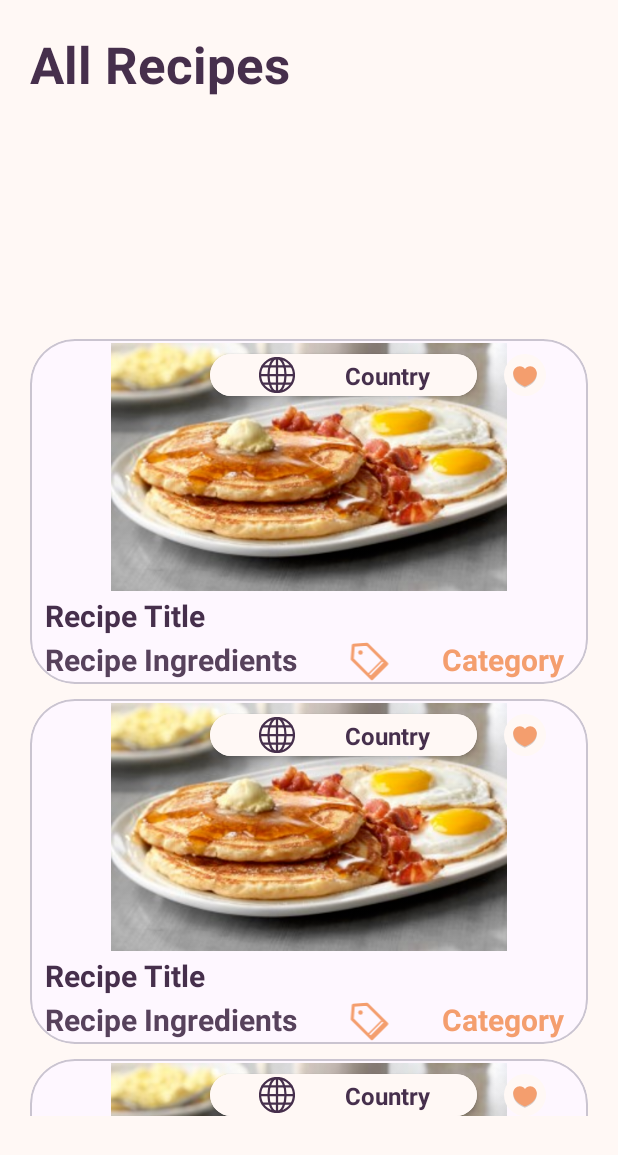
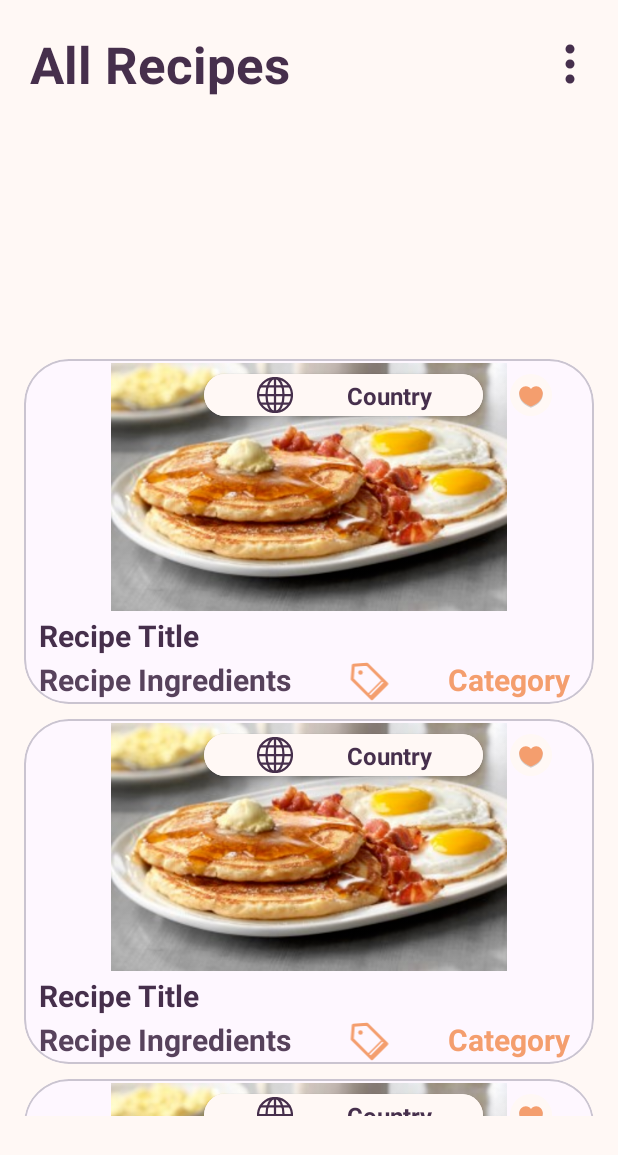
Before and after one commit to MoAwadeen/foodie, an Android app: the layout fragment_home.xml on its own in the app's theme, with its tools: preview values and no code run, on a phone screen of 412 x 824 dp. Shown: the top 1155 px of the screen. Run offline under Robolectric (Android 15) with nearby library versions, the phone set to English and light mode, and no system bars.

Commit message:
New Work In Home Fragment

```diff
--- /dev/null
+++ b/app/src/main/res/drawable/ic_menu.xml
@@ -0,0 +1,15 @@
+<vector xmlns:android="http://schemas.android.com/apk/res/android"
+    android:width="32dp"
+    android:height="32dp"
+    android:viewportWidth="32"
+    android:viewportHeight="32">
+  <path
+      android:fillColor="@color/purple"
+      android:pathData="M13,16c0,1.654 1.346,3 3,3s3,-1.346 3,-3s-1.346,-3 -3,-3S13,14.346 13,16z"/>
+  <path
+      android:fillColor="@color/purple"
+      android:pathData="M13,26c0,1.654 1.346,3 3,3s3,-1.346 3,-3s-1.346,-3 -3,-3S13,24.346 13,26z"/>
+  <path
+      android:fillColor="@color/purple"
+      android:pathData="M13,6c0,1.654 1.346,3 3,3s3,-1.346 3,-3s-1.346,-3 -3,-3S13,4.346 13,6z"/>
+</vector>
--- a/app/src/main/res/layout/fragment_home.xml
+++ b/app/src/main/res/layout/fragment_home.xml
@@ -15,16 +15,28 @@
 
         <TextView
             android:id="@+id/titleView"
-            android:layout_width="match_parent"
-            android:layout_height="0dp"
+            android:layout_width="wrap_content"
+            android:layout_height="wrap_content"
             android:text="@string/all_recipes"
             app:layout_constraintTop_toTopOf="parent"
             app:layout_constraintStart_toStartOf="parent"
+            app:layout_constraintBottom_toTopOf="@id/horizontalRecView"
             android:textColor="@color/purple"
             android:textSize="34sp"
             android:textStyle="bold"
             android:layout_marginHorizontal="20dp"
             android:layout_marginVertical="20dp" />
+
+        <ImageView
+            android:id="@+id/menuIcon"
+            android:layout_width="wrap_content"
+            android:layout_height="0dp"
+            android:src="@drawable/ic_menu"
+            app:layout_constraintTop_toTopOf="@id/titleView"
+            app:layout_constraintEnd_toEndOf="parent"
+            app:layout_constraintBottom_toBottomOf="@id/titleView"
+            android:layout_marginEnd="16dp"
+            tools:ignore="ContentDescription" />
 
         <androidx.recyclerview.widget.RecyclerView
             android:id="@+id/horizontalRecView"
@@ -34,7 +46,7 @@
             app:layout_constraintEnd_toEndOf="parent"
             app:layout_constraintTop_toBottomOf="@id/titleView"
             app:layout_constraintBottom_toTopOf="@id/verticalRecView"
-            android:layout_margin="15dp"
+            android:layout_margin="12dp"
             tools:listitem="@layout/horizontal_item_view"
             app:layoutManager="com.google.android.material.carousel.CarouselLayoutManager" />
 
@@ -44,7 +56,7 @@
             android:layout_height="0dp"
             app:layout_constraintStart_toStartOf="parent"
             app:layout_constraintEnd_toEndOf="parent"
-            android:layout_marginHorizontal="10dp"
+            android:layout_marginHorizontal="6dp"
             android:layout_marginBottom="80dp"
             app:layout_constraintTop_toBottomOf="@id/horizontalRecView"
             app:layout_constraintBottom_toBottomOf="parent"
--- a/app/src/main/res/values/strings.xml
+++ b/app/src/main/res/values/strings.xml
@@ -7,4 +7,6 @@
     <string name="search">Search</string>
     <string name="favourites">Favourites</string>
     <string name="profile">Profile</string>
+    <string name="sign_out">Sign Out</string>
+    <string name="about_the_creator">About The Creator</string>
 </resources>
```
Also changed, not shown: app/src/main/java/iti/project/foodie/ui/recipe/HomeFragment.kt (+108 -16 lines), app/src/main/java/iti/project/foodie/ui/recipe/RecipeActivity.kt (+26 -0 lines), app/src/main/res/drawable/ic_creator.xml (added, +9 -0 lines), app/src/main/res/drawable/ic_sec_profile.xml (added, +9 -0 lines), app/src/main/res/drawable/ic_sign_out.xml (added, +9 -0 lines), app/src/main/res/layout/activity_recipe.xml (+6 -3 lines), app/src/main/res/menu/home_menu.xml (+15 -0 lines), app/src/main/res/navigation/recipe_nav_graph.xml (+10 -1 lines).
